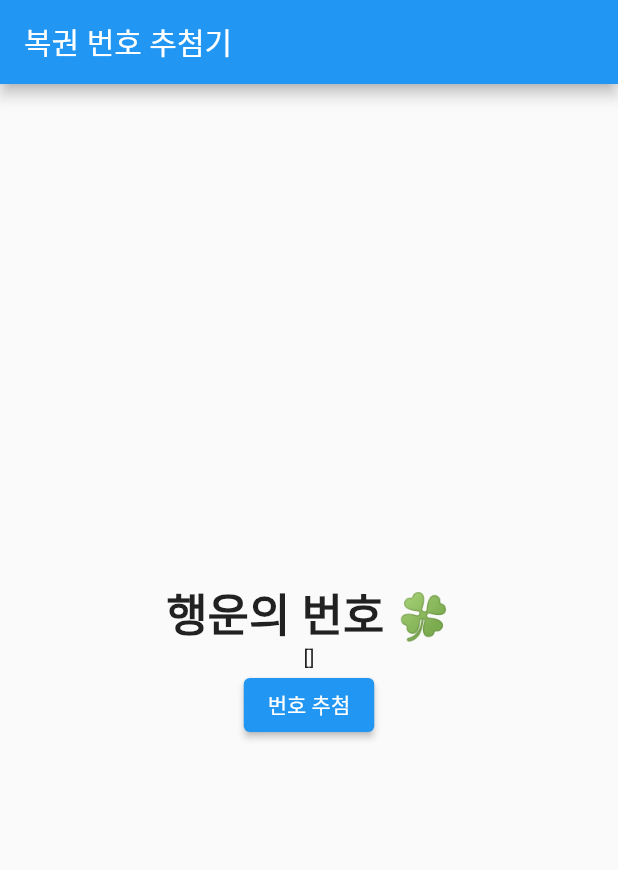
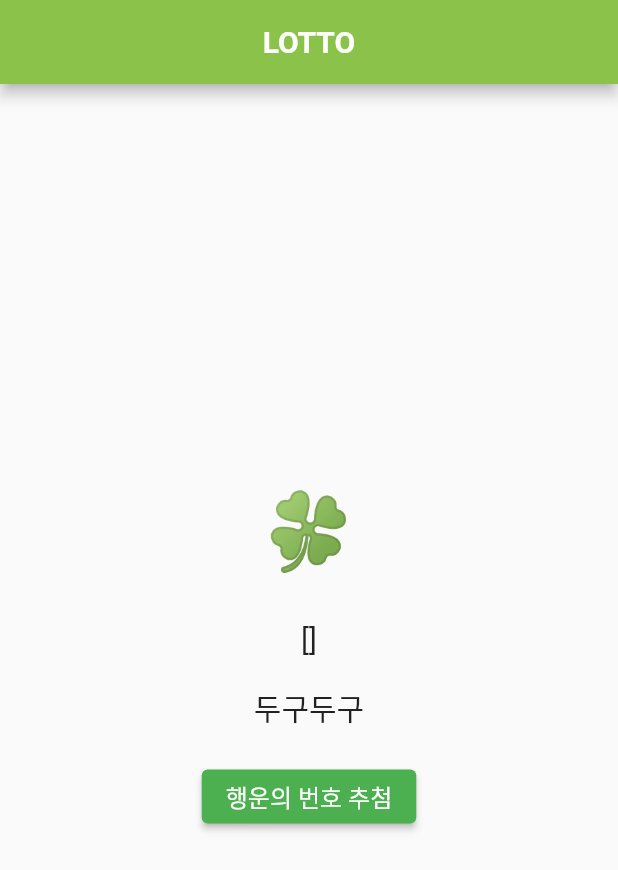
Before and after one commit to threeplef/flutter-LottoNumber, a Flutter app: the screen it shows after launch, on a phone screen of 412 x 824 dp. Shown: the top 870 px of the screen. Run offline on Flutter 3.47's test engine with Material 2 defaults, Android fonts, the phone set to English and light mode, and no system bars.

Commit message:
Add: 로또번호 추첨 UI 수정

```diff
--- a/lib/future_lotto_number.dart
+++ b/lib/future_lotto_number.dart
@@ -11,40 +11,54 @@ class LottoNumber extends StatefulWidget {
 
 class _LottoNumberState extends State<LottoNumber> {
   var rnd = Random();
-  List<int> randomnumber = <int>[] ;
+  List<int> lottonumber = <int>[];
+  String waiting = '두구두구';
   bool isLoading = false;
 
   @override
   Widget build(BuildContext context) {
     return Scaffold(
       appBar: AppBar(
-        title: const Text('복권 번호 추첨기'),
+        backgroundColor: Colors.lightGreen,
+        title: const Center(
+          child: Text('LOTTO',
+              style: TextStyle(fontWeight: FontWeight.bold)),
+        ),
       ),
       body: Center(
         child: Column(
           mainAxisAlignment: MainAxisAlignment.center,
           children: [
-            const Text(
-              '행운의 번호 🍀',
+            const Padding(
+              padding: EdgeInsets.only(bottom: 30.0),
+              child: Text(
+                '🍀',
                 style: TextStyle(
                   fontWeight: FontWeight.bold,
-                fontSize: 30,
+                  fontSize: 50,
+                ),
               ),
             ),
             Column(
               children: [
-                if (isLoading)
+                if (isLoading && waiting == '두구두구')
                   const CircularProgressIndicator()
                 else
-                  Text('$randomnumber')
+                  Text('$lottonumber', style: const TextStyle(fontSize: 20)),
+                  const SizedBox(height: 20),
+                  Text(waiting, style: const TextStyle(fontSize: 20))
               ],
             ),
-            ElevatedButton(
+            Padding(
+              padding: const EdgeInsets.only(top: 20.0),
+              child: ElevatedButton(
                 onPressed: () {
                   showLottoNumber();
                   showLoading();
                 },
-              child: Text('번호 추첨'),
+                style: ElevatedButton.styleFrom(primary: Colors.green),
+                child: const Text('행운의 번호 추첨', style: TextStyle(fontSize: 16)),
+              ),
             ),
           ],
         ),
@@ -55,6 +69,7 @@ class _LottoNumberState extends State<LottoNumber> {
   void showLottoNumber() async {
     setState(() {
       isLoading = true;
+      waiting = '두구두구';
     });
   }
 
@@ -62,11 +77,12 @@ class _LottoNumberState extends State<LottoNumber> {
     await Future.delayed(const Duration(seconds: 3));
     setState(() {
       isLoading = false;
-      randomnumber.clear();
+      lottonumber.clear();
       var rng = Random();
       for (var i = 0; i < 6; i++) {
-        randomnumber.add(rng.nextInt(45));
+        lottonumber.add(rng.nextInt(45));
       }
+      waiting = '✨ Jackpot! ✨';
     });
   }
 }
--- a/lib/main.dart
+++ b/lib/main.dart
@@ -12,6 +12,7 @@ class MyApp extends StatelessWidget {
   @override
   Widget build(BuildContext context) {
     return MaterialApp(
+      debugShowCheckedModeBanner: false,
       title: 'Flutter Demo',
       theme: ThemeData(
         primarySwatch: Colors.blue,
```
Lines whose indentation alone changed are shown as unchanged.
